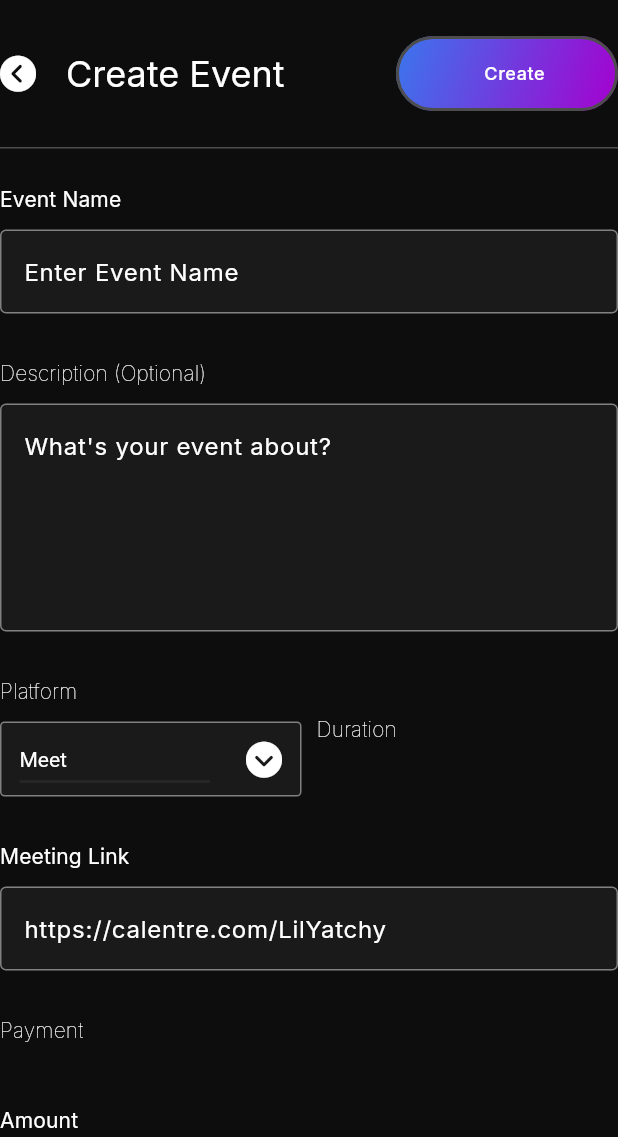
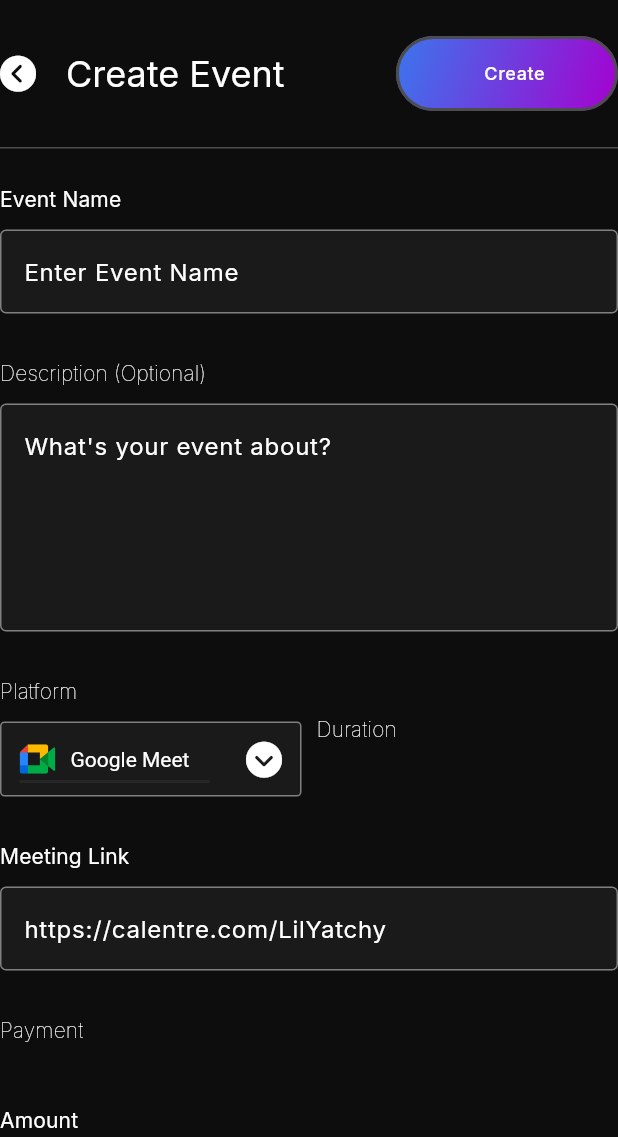
Before and after one commit to Calentre/calentre, a Flutter app: the CreateEventView screen opened by its route, on a phone screen of 412 x 824 dp, the part 99-1236 px from its top. Run offline on Flutter 3.47's test engine with Material 2 defaults, Android fonts, the phone set to English and light mode, and no system bars; our stand-ins replace equatable, flutter_bloc, flutter_svg, font_awesome_flutter, go_router, google_fonts.

Commit message:
chore: add icons to platform drop down

```diff
--- a/lib/app/create_events/presentation/widget/platform_drop_down.dart
+++ b/lib/app/create_events/presentation/widget/platform_drop_down.dart
@@ -1,7 +1,9 @@
+import 'package:calentre/config/extensions/spacing.dart';
 import 'package:calentre/shared/form_drop_down/bloc/form_drop_down_bloc.dart';
 import 'package:calentre/shared/form_drop_down/bloc/form_drop_down_event.dart';
 import 'package:calentre/shared/form_drop_down/bloc/form_drop_down_state.dart';
 import 'package:calentre/shared/form_drop_down/form_drop_down.dart';
+import 'package:calentre/utils/icon_framer.dart';
 import 'package:flutter/material.dart';
 import 'package:flutter_bloc/flutter_bloc.dart';
 
@@ -16,7 +18,7 @@ class _PlatformDropDownState extends State<PlatformDropDown> {
   String currentValue = "";
   @override
   Widget build(BuildContext context) {
-    List<String> list = <String>["Meet", "Teams", "Zoom"];
+    List<String> list = <String>["Google Meet", "Teams", "Zoom"];
 
     return BlocBuilder<FormDropDownBloc, FormDropDownState>(
         builder: (context, state) {
@@ -40,10 +42,26 @@ class _PlatformDropDownState extends State<PlatformDropDown> {
         items: list.map<DropdownMenuItem<String>>((String value) {
           return DropdownMenuItem<String>(
             value: value,
-            child: Text(value),
+            child: Row(
+              children: [
+                iconFramer(imageTitle: iconSelector(value)),
+                const SizedBox().x10(),
+                Text(value),
+              ],
+            ),
           );
         }).toList(),
       );
     });
   }
 }
+
+String iconSelector(String image) {
+  if (image.toLowerCase().contains("zoom")) {
+    return "zoom.svg";
+  } else if (image.toLowerCase().contains("google")) {
+    return "google-meet.svg";
+  } else {
+    return "microsoft-teams.svg";
+  }
+}
```
Also changed, not shown: asset/images/google-meet.svg (added), asset/images/microsoft-teams.svg (added), asset/images/zoom.svg (added).
